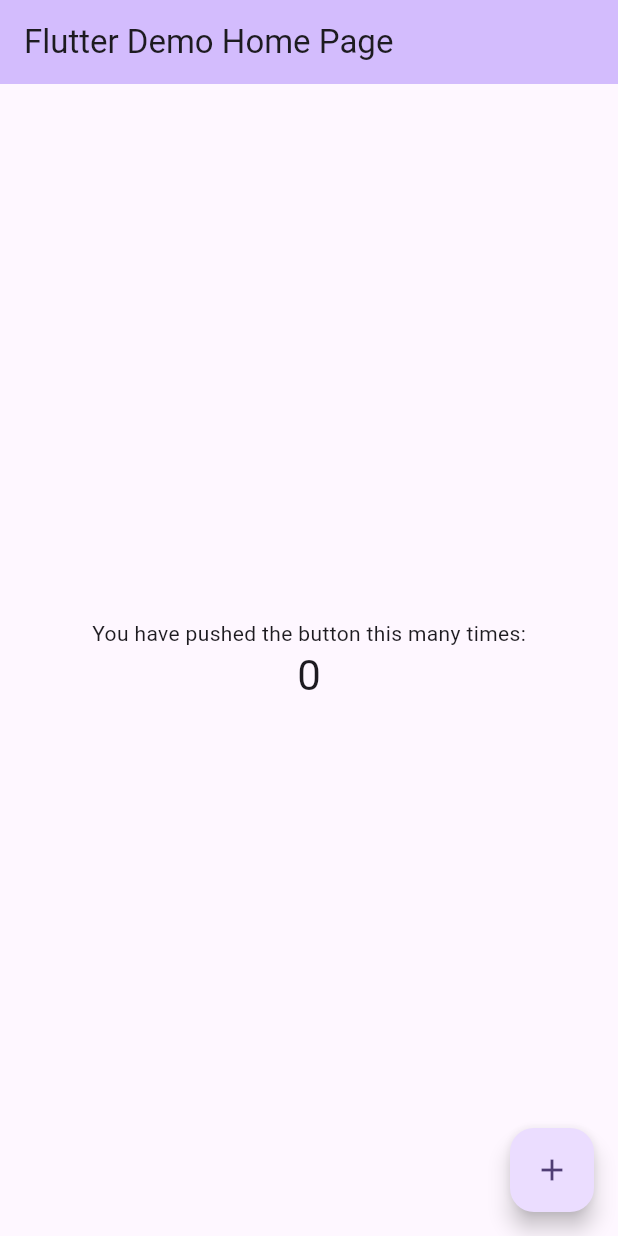
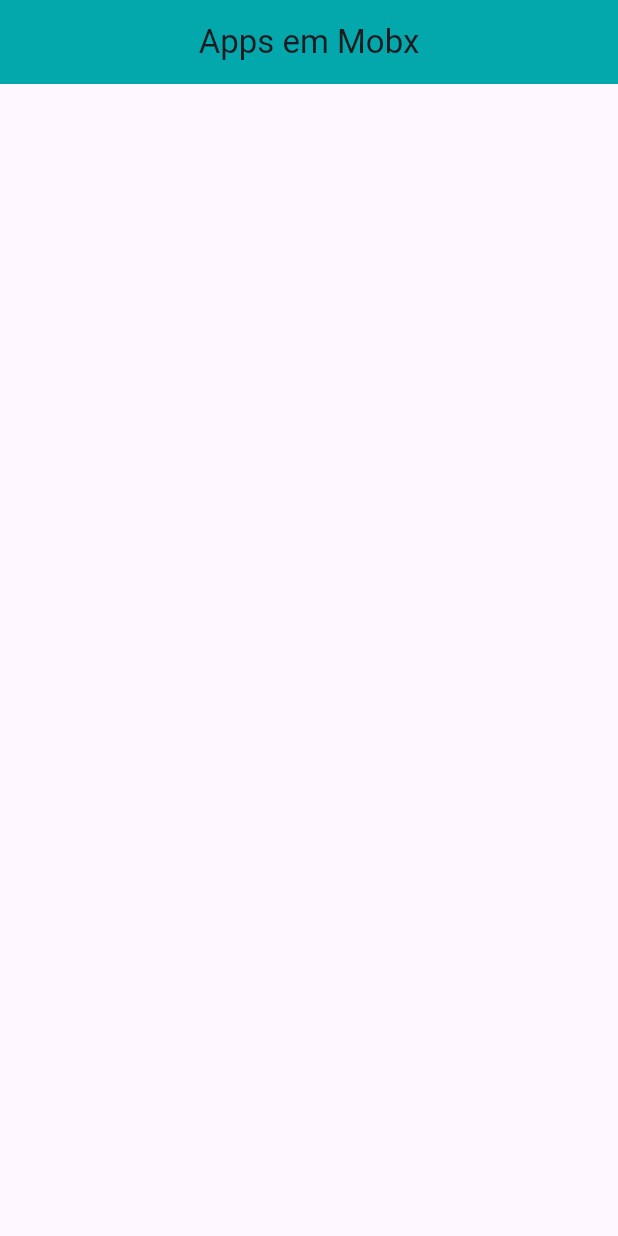
Before and after one commit to teixeiradlucas/mobx_apps_flutter, a Flutter app: the screen it shows after launch, on a phone screen of 412 x 824 dp. Run offline on Flutter 3.47's test engine with Material 2 defaults, Android fonts, the phone set to English and light mode, and no system bars.

Commit message:
implementando_appbar

```diff
--- a/lib/main.dart
+++ b/lib/main.dart
@@ -1,8 +1,7 @@
 import 'package:flutter/material.dart';
+import 'package:mobx_apps/screens/list_screen.dart';
 
-void main() {
-  runApp(const MyApp());
-}
+void main() => runApp(const MyApp());
 
 class MyApp extends StatelessWidget {
   const MyApp({super.key});
@@ -10,60 +9,13 @@
   @override
   Widget build(BuildContext context) {
     return MaterialApp(
-      title: 'Flutter Demo',
+      title: 'Apps Mobx',
       theme: ThemeData(
         colorScheme: ColorScheme.fromSeed(seedColor: Colors.deepPurple),
         useMaterial3: true,
       ),
-      home: const MyHomePage(title: 'Flutter Demo Home Page'),
+      debugShowCheckedModeBanner: false,
+      home: const ListScreen(),
     );
   }
 }
-
-class MyHomePage extends StatefulWidget {
-  const MyHomePage({required this.title, super.key});
-
-  final String title;
-
-  @override
-  State<MyHomePage> createState() => _MyHomePageState();
-}
-
-class _MyHomePageState extends State<MyHomePage> {
-  int _counter = 0;
-
-  void _incrementCounter() {
-    setState(() {
-      _counter++;
-    });
-  }
-
-  @override
-  Widget build(BuildContext context) {
-    return Scaffold(
-      appBar: AppBar(
-        backgroundColor: Theme.of(context).colorScheme.inversePrimary,
-        title: Text(widget.title),
-      ),
-      body: Center(
-        child: Column(
-          mainAxisAlignment: MainAxisAlignment.center,
-          children: <Widget>[
-            const Text(
-              'You have pushed the button this many times:',
-            ),
-            Text(
-              '$_counter',
-              style: Theme.of(context).textTheme.headlineMedium,
-            ),
-          ],
-        ),
-      ),
-      floatingActionButton: FloatingActionButton(
-        onPressed: _incrementCounter,
-        tooltip: 'Increment',
-        child: const Icon(Icons.add),
-      ),
-    );
-  }
-}
--- /dev/null
+++ b/lib/screens/list_screen.dart
@@ -0,0 +1,19 @@
+import 'package:flutter/material.dart';
+
+class ListScreen extends StatelessWidget {
+  const ListScreen({super.key});
+
+  @override
+  Widget build(BuildContext context) {
+    return Scaffold(
+      appBar: AppBar(
+        backgroundColor: const Color.fromARGB(255, 3, 168, 173),
+        title: const Center(
+          child: Text(
+            'Apps em Mobx',
+          ),
+        ),
+      ),
+    );
+  }
+}
```
